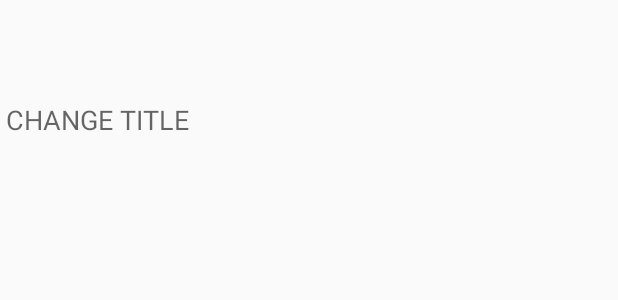
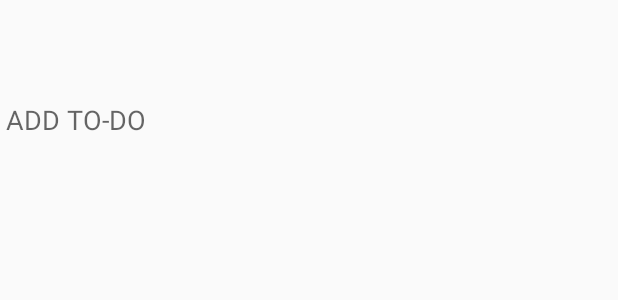
Before and after one commit to anandgaurav10/todoapp, an Android app: the layout dialog_change_title.xml on its own in the app's theme, with its tools: preview values and no code run, on a phone screen of 412 x 824 dp. Shown: the part 498-798 px from the top of the screen. Run offline under Robolectric (Android 15) with nearby library versions, the phone set to English and light mode, and no system bars.

```diff
--- a/app/build.gradle
+++ b/app/build.gradle
@@ -23,4 +23,6 @@ dependencies {
     compile fileTree(dir: 'libs', include: ['*.jar'])
     testCompile 'junit:junit:4.12'
     compile 'com.android.support:appcompat-v7:24.2.0'
+    compile 'com.android.support:design:23.1.1'
+
 }
--- a/app/src/main/res/layout/dialog_change_title.xml
+++ b/app/src/main/res/layout/dialog_change_title.xml
@@ -7,5 +7,5 @@
         android:layout_width="match_parent"
         android:layout_height="match_parent"
         android:id="@+id/editTitle"
-        android:hint="CHANGE TITLE"/>
+        android:hint="ADD TO-DO"/>
 </LinearLayout>
```
